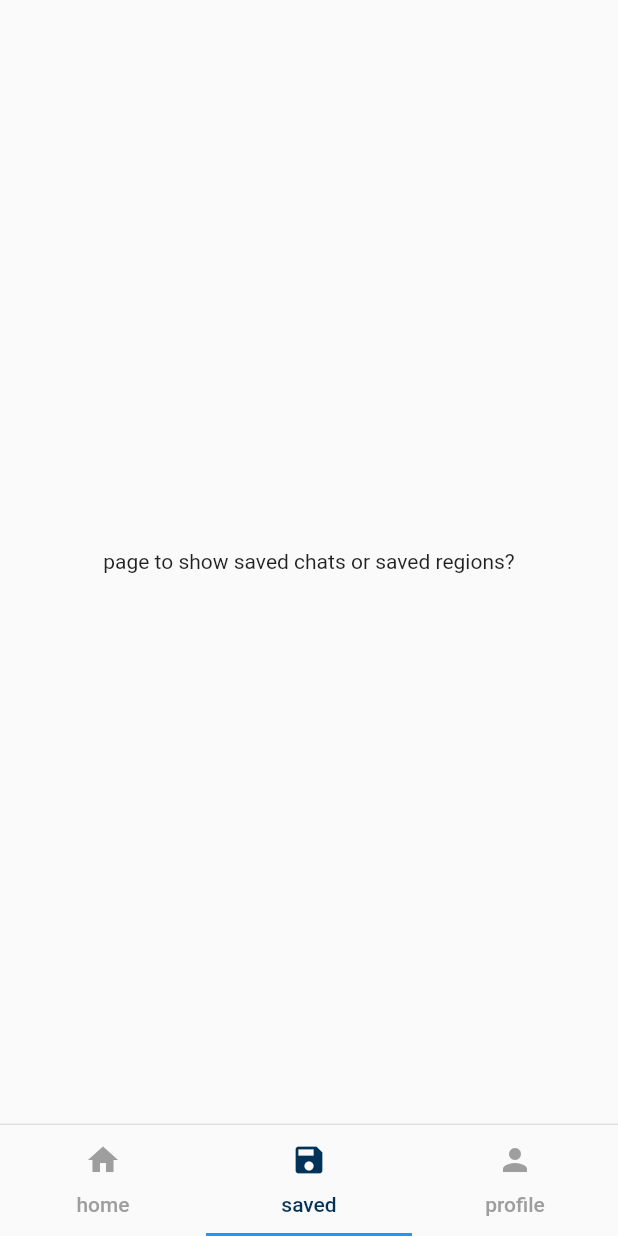
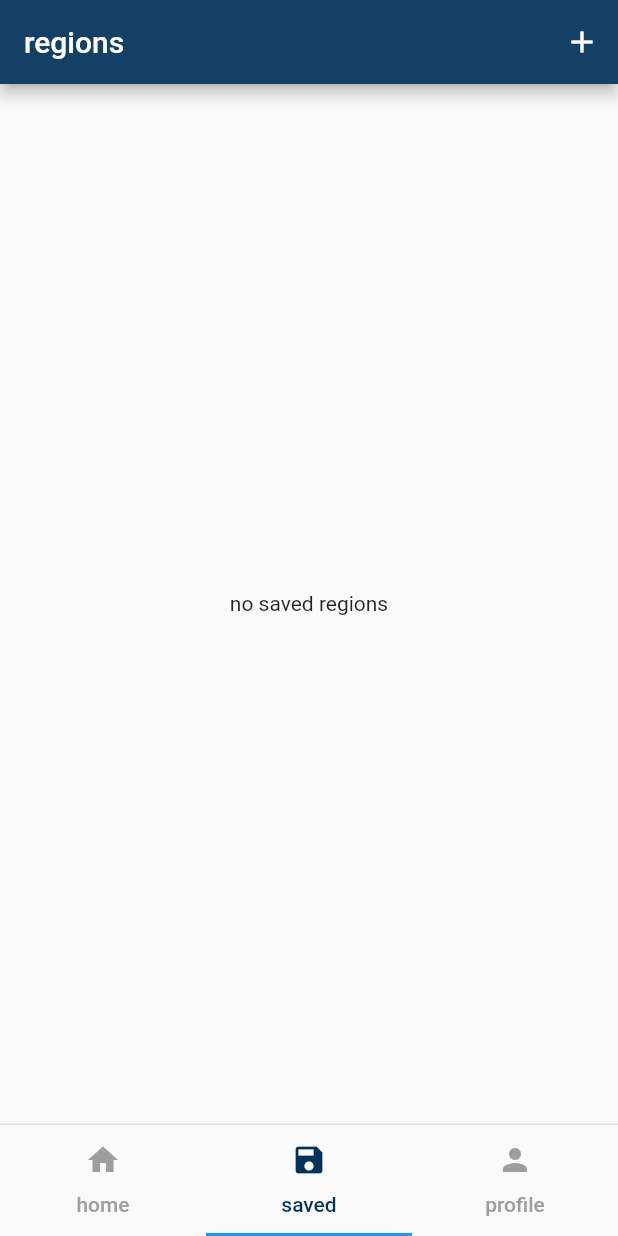
Before and after one commit to mbulling/chirp, a Flutter app: the screen it shows after launch, item 2 of the bottom bar chosen, on a phone screen of 412 x 824 dp. Run offline on Flutter 3.47's test engine with Material 2 defaults, Android fonts, the phone set to English and light mode, and no system bars; our stand-ins replace geolocator.

Commit message:
saved region page

```diff
--- a/lib/main.dart
+++ b/lib/main.dart
@@ -2,6 +2,7 @@ import 'package:flutter/material.dart';
 import 'package:geolocator/geolocator.dart';
 import 'home_page.dart';
 import 'user_profile.dart';
+import 'saved_page.dart';
 
 void main() {
   runApp(MyApp());
@@ -19,7 +20,7 @@ class MyApp extends StatelessWidget {
           body: TabBarView(
             children: [
               HomePage(), // replace this line with HomePage widget from home_page.dart
-              Center(child: Text('page to show saved chats or saved regions?')),
+              SavedRegionsPage(),
               UserProfilePage(userName: 'anonymous'),
             ],
           ),
--- /dev/null
+++ b/lib/saved_page.dart
@@ -0,0 +1,72 @@
+import 'package:flutter/material.dart';
+
+class SavedRegionsPage extends StatefulWidget {
+  @override
+  _SavedRegionsPageState createState() => _SavedRegionsPageState();
+}
+
+class _SavedRegionsPageState extends State<SavedRegionsPage> {
+  List<String> savedRegions = [];
+
+  @override
+  Widget build(BuildContext context) {
+    return Scaffold(
+      appBar: AppBar(
+        title: Text('regions'),
+        backgroundColor: Color.fromARGB(255, 19, 64, 100),
+        actions: [
+          IconButton(
+            onPressed: () {
+              // show dialog to add a new region
+              showDialog(
+                context: context,
+                builder: (BuildContext context) {
+                  String newRegionName = '';
+                  return AlertDialog(
+                    title: Text('save region'),
+                    content: TextField(
+                      onChanged: (value) {
+                        newRegionName = value;
+                      },
+                      decoration: InputDecoration(hintText: 'region'),
+                    ),
+                    actions: <Widget>[
+                      TextButton(
+                        child: Text('cancel'),
+                        onPressed: () {
+                          Navigator.of(context).pop();
+                        },
+                      ),
+                      TextButton(
+                        child: Text('save'),
+                        onPressed: () {
+                          setState(() {
+                            savedRegions.add(newRegionName);
+                          });
+                          Navigator.of(context).pop();
+                        },
+                      ),
+                    ],
+                  );
+                },
+              );
+            },
+            icon: Icon(Icons.add),
+          ),
+        ],
+      ),
+      body: savedRegions.isEmpty
+          ? Center(
+              child: Text('no saved regions'),
+            )
+          : ListView.builder(
+              itemCount: savedRegions.length,
+              itemBuilder: (BuildContext context, int index) {
+                return ListTile(
+                  title: Text(savedRegions[index]),
+                );
+              },
+            ),
+    );
+  }
+}
```
